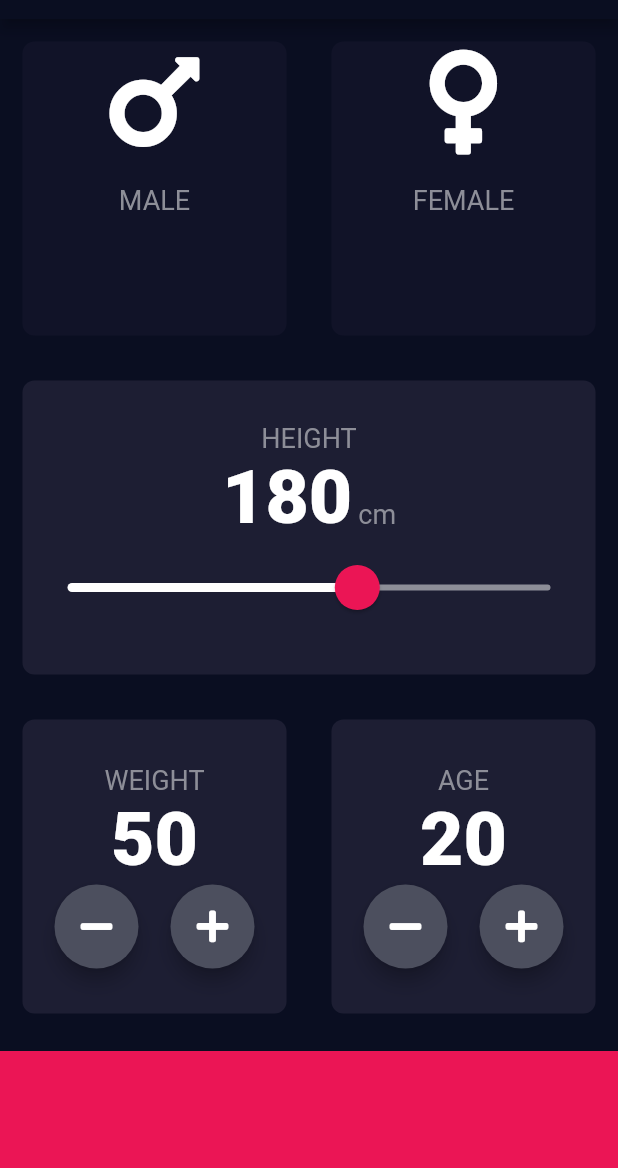
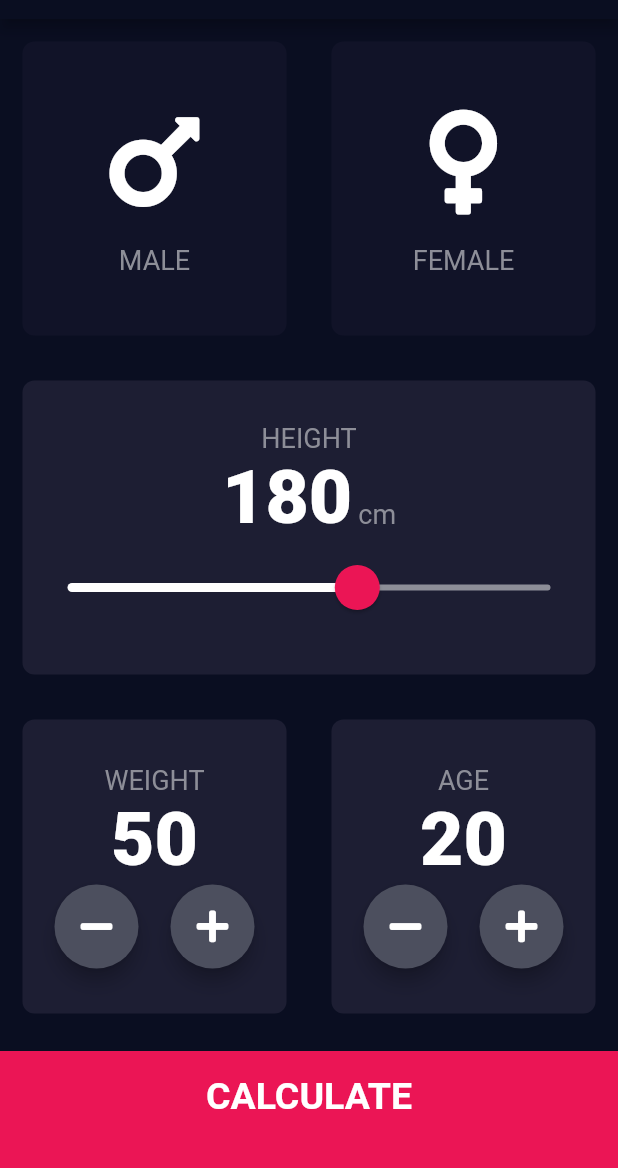
Before and after one commit to chloe722/udemy_flutter_exercise_catelog, a Flutter app: the screen it shows after launch, after a tap on "BMI Calculator", on a phone screen of 412 x 824 dp, the part 65-1233 px from its top. Run offline on Flutter 3.47's test engine with Material 2 defaults, Android fonts, the phone set to English and light mode, and no system bars; our stand-ins replace font_awesome_flutter.

Commit message:
- Added resut page UI - Implemented calculator brain

```diff
--- /dev/null
+++ b/lib/bmi_calculator/calculator_brain.dart
@@ -0,0 +1,41 @@
+
+import 'package:flutter_exercise_catalog/bmi_calculator/screens/input_page.dart';
+import 'dart:math';
+
+class CalculatorBrain {
+
+  final int height;
+  final int weight;
+  final int age;
+  final Gender gender;
+  double _bmi;
+
+  CalculatorBrain({this.height, this.weight, this.age, this.gender});
+
+
+  String calculateBMI() {
+    _bmi = weight / pow(height/100, 2);
+    return _bmi.toStringAsFixed(1); // Convert to string and pick how many decimal points we need
+  }
+
+  String getResult() {
+    if (_bmi >= 25) {
+      return 'Overweight';
+    } else if (_bmi > 18.5) {
+      return'Normal';
+    } else {
+      return 'Underweight';
+    }
+  }
+
+  String getInterpretation() {
+    if (_bmi >= 25) {
+      return 'Oh No! You have a higher than normal body weight. You have to exercise more!';
+    } else if (_bmi > 18.5) {
+      return'You have a normal weight. Good job!';
+    } else {
+      return 'You have a lower than normal body weight. You should eat more!';
+    }
+  }
+
+}
--- a/lib/bmi_calculator/input_page.dart
+++ /dev/null
@@ -1,126 +0,0 @@
-import 'package:flutter/material.dart';
-import 'package:flutter_exercise_catalog/bmi_calculator/reusable_card.dart';
-import 'package:flutter_exercise_catalog/bmi_calculator/slider_card.dart';
-import 'package:font_awesome_flutter/font_awesome_flutter.dart';
-
-import '../constants.dart';
-import 'icon_content.dart';
-import 'number_content.dart';
-
-enum Gender { male, female }
-
-class InputPage extends StatefulWidget {
-  @override
-  _InputPageState createState() => _InputPageState();
-}
-
-class _InputPageState extends State<InputPage> {
-  Gender selectedGender;
-  int height = 180;
-  int weight = 50;
-  int age = 20;
-
-  void selectingGender(Gender selectedGenderVal) {
-    setState(() {
-      selectedGender = selectedGenderVal;
-    });
-  }
-
-  void setHeight(double heightVal) {
-    setState(() {
-      height = heightVal.round();
-      print('new height: $height');
-    });
-  }
-
-  void setWeight(int weightVal) {
-    setState(() {
-      weight = weightVal;
-      print('new weight: $weight');
-    });
-  }
-
-  void setAge(int ageVal) {
-    setState(() {
-      age = ageVal;
-      print('new age: $age');
-    });
-  }
-
-  @override
-  Widget build(BuildContext context) {
-    return Scaffold(
-        appBar: AppBar(
-          title: Text('BMI Calculator'),
-          centerTitle: true,
-        ),
-        body: Column(
-          children: <Widget>[
-            Expanded(
-              flex: 1,
-              child: Row(
-                children: <Widget>[
-                  Expanded(
-                      child: ReusableCard(
-                    colour: selectedGender == Gender.male
-                        ? kActiveCardColour
-                        : kInactiveCardColour,
-                    cardChild:
-                        IconContent(label: 'MALE', icon: FontAwesomeIcons.mars),
-                    onTap: () => selectingGender(Gender.male),
-                  )),
-                  Expanded(
-                      child: ReusableCard(
-                    colour: selectedGender == Gender.female
-                        ? kActiveCardColour
-                        : kInactiveCardColour,
-                    cardChild: IconContent(
-                        label: 'FEMALE', icon: FontAwesomeIcons.venus),
-                    onTap: () => selectingGender(Gender.female),
-                  )),
-                ],
-              ),
-            ),
-            Expanded(
-                child: ReusableCard(
-              colour: kActiveCardColour,
-              cardChild: SlideCardChild(
-                height: height,
-                onChanged: setHeight
-              ),
-            )),
-            Expanded(
-              flex: 1,
-              child: Row(
-                children: <Widget>[
-                  Expanded(
-                      child: ReusableCard(
-                    colour: kActiveCardColour,
-                    cardChild: NumberContent(
-                      label: 'WEIGHT',
-                      number: weight,
-                      setNumber: setWeight,
-                    ),
-                  )),
-                  Expanded(
-                      child: ReusableCard(
-                    colour: kActiveCardColour,
-                    cardChild: NumberContent(
-                      label: 'AGE',
-                      number: age,
-                      setNumber: setAge,
-                    ),
-                  )),
-                ],
-              ),
-            ),
-            Container(
-              color: kBottomContainerColour,
-              margin: EdgeInsets.only(top: 10.0),
-              width: double.infinity,
-              height: kBottomContainerHeight,
-            )
-          ],
-        ));
-  }
-}
--- a/lib/bmi_calculator/home.dart
+++ b/lib/bmi_calculator/screens/home.dart
@@ -1,5 +1,6 @@
 import 'package:flutter/material.dart';
-import 'package:flutter_exercise_catalog/bmi_calculator/input_page.dart';
+import 'package:flutter_exercise_catalog/bmi_calculator/screens/input_page.dart';
+import 'package:flutter_exercise_catalog/bmi_calculator/screens/result_page.dart';
 
 class BmiHome extends StatelessWidget {
   // This widget is the root of your application.
@@ -15,6 +16,10 @@ class BmiHome extends StatelessWidget {
       ),
 
       home: InputPage(),
+      routes: {
+        '/bmiHome' : (context) => BmiHome(),
+        '/results' : (context) => ResultsPage(),
+      },
     );
   }
 }
--- /dev/null
+++ b/lib/bmi_calculator/screens/input_page.dart
@@ -0,0 +1,143 @@
+import 'package:flutter/material.dart';
+import 'package:flutter_exercise_catalog/bmi_calculator/calculator_brain.dart';
+import 'package:flutter_exercise_catalog/bmi_calculator/screens/result_page.dart';
+import 'package:flutter_exercise_catalog/bmi_calculator/widgets/bottom_button.dart';
+import 'package:flutter_exercise_catalog/bmi_calculator/widgets/reusable_card.dart';
+import 'package:flutter_exercise_catalog/bmi_calculator/widgets/slider_card.dart';
+import 'package:font_awesome_flutter/font_awesome_flutter.dart';
+
+import '../constants.dart';
+import '../widgets/icon_content.dart';
+import '../widgets/number_content.dart';
+
+enum Gender { male, female }
+
+class InputPage extends StatefulWidget {
+  @override
+  _InputPageState createState() => _InputPageState();
+}
+
+class _InputPageState extends State<InputPage> {
+  Gender selectedGender;
+  int height = 180;
+  int weight = 50;
+  int age = 20;
+
+  void selectingGender(Gender selectedGenderVal) {
+    setState(() {
+      selectedGender = selectedGenderVal;
+    });
+  }
+
+  void setHeight(double heightVal) {
+    setState(() {
+      height = heightVal.round();
+      print('new height: $height');
+    });
+  }
+
+  void setWeight(int weightVal) {
+    setState(() {
+      weight = weightVal;
+      print('new weight: $weight');
+    });
+  }
+
+  void setAge(int ageVal) {
+    setState(() {
+      age = ageVal;
+      print('new age: $age');
+    });
+  }
+
+  @override
+  Widget build(BuildContext context) {
+    return Scaffold(
+        appBar: AppBar(
+          title: Text('BMI Calculator'),
+          centerTitle: true,
+        ),
+        body: Center(
+          child: Column(
+            mainAxisAlignment: MainAxisAlignment.center,
+            children: <Widget>[
+              Expanded(
+                flex: 1,
+                child: Row(
+                  children: <Widget>[
+                    Expanded(
+                        child: ReusableCard(
+                      colour: selectedGender == Gender.male
+                          ? kActiveCardColour
+                          : kInactiveCardColour,
+                      cardChild:
+                          IconContent(label: 'MALE', icon: FontAwesomeIcons.mars),
+                      onTap: () => selectingGender(Gender.male),
+                    )),
+                    Expanded(
+                        child: ReusableCard(
+                      colour: selectedGender == Gender.female
+                          ? kActiveCardColour
+                          : kInactiveCardColour,
+                      cardChild: IconContent(
+                          label: 'FEMALE', icon: FontAwesomeIcons.venus),
+                      onTap: () => selectingGender(Gender.female),
+                    )),
+                  ],
+                ),
+              ),
+              Expanded(
+                  child: ReusableCard(
+                colour: kActiveCardColour,
+                cardChild: Column(
+                  mainAxisAlignment: MainAxisAlignment.center,
+                  children: <Widget>[
+                    SlideCardChild(
+                      height: height,
+                      onChanged: setHeight
+                    ),
+                  ],
+                ),
+              )),
+              Expanded(
+                flex: 1,
+                child: Row(
+                  children: <Widget>[
+                    Expanded(
+                        child: ReusableCard(
+                      colour: kActiveCardColour,
+                      cardChild: NumberContent(
+                        label: 'WEIGHT',
+                        number: weight,
+                        setNumber: setWeight,
+                      ),
+                    )),
+                    Expanded(
+                        child: ReusableCard(
+                      colour: kActiveCardColour,
+                      cardChild: NumberContent(
+                        label: 'AGE',
+                        number: age,
+                        setNumber: setAge,
+                      ),
+                    )),
+                  ],
+                ),
+              ),
+              BottomButton(label: 'CALCULATE',
+                onPressed: () {
+                CalculatorBrain calc = CalculatorBrain(height: height, weight: weight);
+
+                  Navigator.push(context, MaterialPageRoute(
+                    builder: (context) => ResultsPage(
+                      bmiResult: calc.calculateBMI(),
+                      interpretation: calc.getInterpretation(),
+                      resultText: calc.getResult(),
+                    )
+                  ));
+                } ),
+            ],
+          ),
+        ));
+  }
+}
--- /dev/null
+++ b/lib/bmi_calculator/widgets/bottom_button.dart
@@ -0,0 +1,25 @@
+import 'package:flutter/material.dart';
+
+import '../constants.dart';
+
+class BottomButton extends StatelessWidget {
+  BottomButton({@required this.label, @required this.onPressed});
+
+  final String label;
+  final Function onPressed;
+  @override
+  Widget build(BuildContext context) {
+    return GestureDetector(
+      onTap: onPressed,
+      child: Container(
+        color: kBottomContainerColour,
+        margin: EdgeInsets.only(top: 10.0),
+        width: double.infinity,
+        height: kBottomContainerHeight,
+        padding: EdgeInsets.only(bottom: 20.0),
+        child: Center(child: Text(label, style: kLargeButtonTextStyle)),
+      ),
+    );
+
+  }
+}
--- a/lib/bmi_calculator/icon_content.dart
+++ b/lib/bmi_calculator/widgets/icon_content.dart
@@ -13,6 +13,7 @@ class IconContent extends StatelessWidget {
   @override
   Widget build(BuildContext context) {
     return Column(
+      mainAxisAlignment: MainAxisAlignment.center,
       children: <Widget>[
         Icon(
           icon,
--- a/lib/bmi_calculator/number_content.dart
+++ b/lib/bmi_calculator/widgets/number_content.dart
@@ -1,5 +1,5 @@
 import 'package:flutter/material.dart';
-import 'package:flutter_exercise_catalog/constants.dart';
+import 'package:flutter_exercise_catalog/bmi_calculator/constants.dart';
 import 'package:font_awesome_flutter/font_awesome_flutter.dart';
 
 class NumberContent extends StatelessWidget {
--- a/lib/bmi_calculator/reusable_card.dart
+++ b/lib/bmi_calculator/widgets/reusable_card.dart
@@ -12,7 +12,7 @@ class ReusableCard extends StatelessWidget {
     return GestureDetector(
       onTap: onTap,
       child: Container(
-        child: cardChild,
+        child: Center(child: cardChild),
         margin: EdgeInsets.all(15.0),
         decoration: BoxDecoration(
           borderRadius: BorderRadius.circular(8.0),
--- a/lib/bmi_calculator/slider_card.dart
+++ b/lib/bmi_calculator/widgets/slider_card.dart
@@ -1,6 +1,6 @@
 import 'package:flutter/cupertino.dart';
 import 'package:flutter/material.dart';
-import 'package:flutter_exercise_catalog/constants.dart';
+import 'package:flutter_exercise_catalog/bmi_calculator/constants.dart';
 
 class SlideCardChild extends StatelessWidget {
   SlideCardChild({this.height, this.onChanged});
@@ -11,8 +11,8 @@ class SlideCardChild extends StatelessWidget {
   @override
   Widget build(BuildContext context) {
     return Column(
+      mainAxisSize: MainAxisSize.max,
       mainAxisAlignment: MainAxisAlignment.center,
-      crossAxisAlignment: CrossAxisAlignment.center,
       children: <Widget>[
         Text('HEIGHT', style: kLabelTextStyle),
         Row(
--- a/lib/model.dart
+++ b/lib/model.dart
@@ -1,7 +1,7 @@
 
 import 'package:flutter_exercise_catalog/category_item.dart';
 
-import 'bmi_calculator/home.dart';
+import 'bmi_calculator/screens/home.dart';
 
 List<CategoryItem> categoryItems = [
   CategoryItem(title: 'BMI Calculator', route: BmiHome())
```
Also changed, not shown: lib/bmi_calculator/constants.dart (renamed from lib/constants.dart, +9 -0 lines), lib/bmi_calculator/screens/result_page.dart (added, +50 -0 lines), lib/bmi_calculator/util.dart (deleted, +0 -7 lines), lib/bmi_calculator/widgets/result_content.dart (added, +38 -0 lines).
